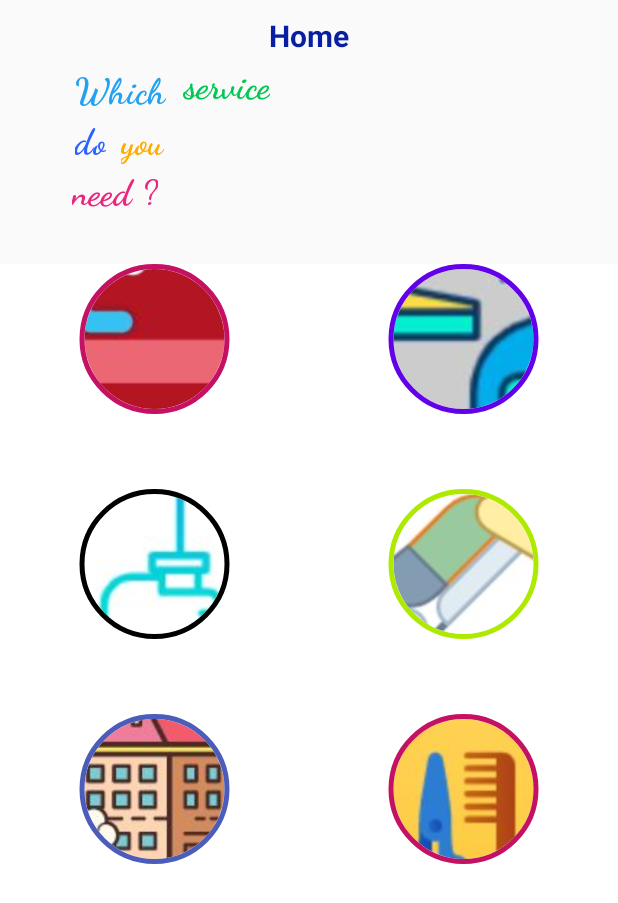
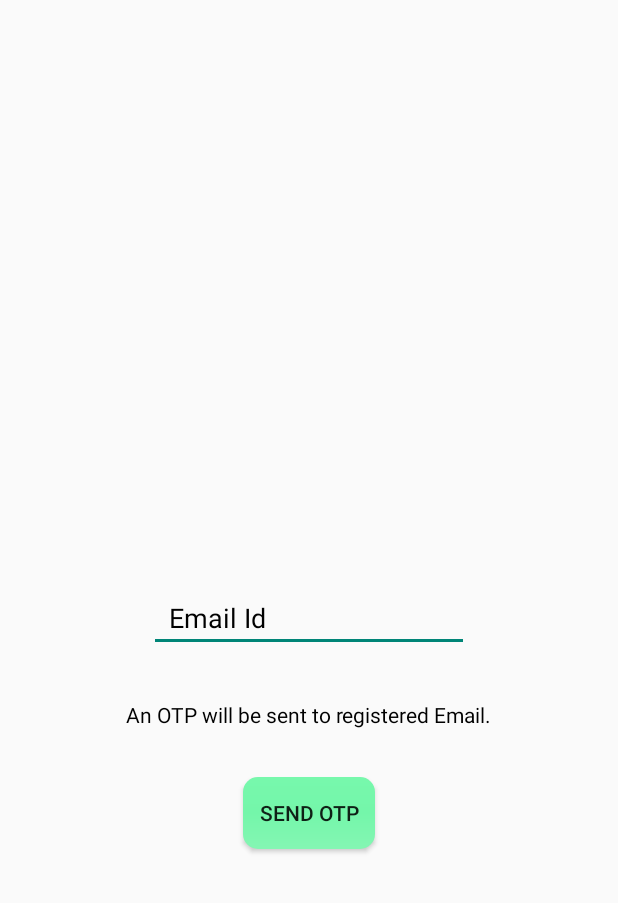
Before and after one commit to KuldeepSahu009/Hapini-v.1.0.2---Android-Project, an Android app: the screen it shows after launch (MainActivity2 before the commit, forgetpassword after it), after a tap on "LOG IN", on a phone screen of 412 x 824 dp. Shown: the top 903 px of the screen. Run offline under Robolectric (Android 15) with nearby library versions, the phone set to English and light mode, and no system bars.

Commit message:
suyash shukla 11/07/2021 17:29 1.added forgot password,otp confirm, new password activity. 2.account page layout added

```diff
--- a/app/src/main/java/com/crm/pvt/hapinicrm/MainActivity.java
+++ b/app/src/main/java/com/crm/pvt/hapinicrm/MainActivity.java
@@ -21,8 +21,10 @@ sgnpg=findViewById(R.id.btnSignUp);
 lgnpg.setOnClickListener(new View.OnClickListener() {
     @Override
     public void onClick(View v) {
-Intent intent=new Intent(MainActivity.this, MainActivity2.class);
+Intent intent=new Intent(MainActivity.this, forgetpassword.class);
+//forgetpassword class is referred for example, edit it..
 startActivity(intent);
+//add the activity after login
         Toast.makeText(getApplicationContext(),"Login Successful",Toast.LENGTH_LONG).show();
     }
 });
--- /dev/null
+++ b/app/src/main/java/com/crm/pvt/hapinicrm/forgetpassword.java
@@ -0,0 +1,28 @@
+package com.crm.pvt.hapinicrm;
+
+import androidx.appcompat.app.AppCompatActivity;
+
+import android.content.Intent;
+import android.os.Bundle;
+import android.view.View;
+import android.widget.Button;
+
+public class forgetpassword extends AppCompatActivity {
+Button  otppusher;
+    @Override
+    protected void onCreate(Bundle savedInstanceState) {
+        super.onCreate(savedInstanceState);
+        setContentView(R.layout.activity_forgetpassword);
+        otppusher=findViewById(R.id.otpsendforgetpassword);
+        otppusher.setOnClickListener(new View.OnClickListener(){
+            @Override
+            public void onClick(View v) {
+                //check from database if email registered
+                //if not message no otp send and a message appears no registered email
+                //if yes otp send and next activity opens
+                Intent intent=new Intent(forgetpassword.this,confirmotp.class);
+                startActivity(intent);
+            }
+        });
+    }
+}
--- /dev/null
+++ b/app/src/main/res/layout/activity_forgetpassword.xml
@@ -0,0 +1,44 @@
+<?xml version="1.0" encoding="utf-8"?>
+<androidx.constraintlayout.widget.ConstraintLayout xmlns:android="http://schemas.android.com/apk/res/android"
+    xmlns:app="http://schemas.android.com/apk/res-auto"
+    xmlns:tools="http://schemas.android.com/tools"
+    android:layout_width="match_parent"
+    android:layout_height="match_parent"
+    tools:context=".forgetpassword">
+
+    <EditText
+        android:id="@+id/forgetpasswordrecover"
+        android:layout_width="wrap_content"
+        android:layout_height="wrap_content"
+        android:ems="10"
+        android:hint="  Email Id"
+        android:inputType="textEmailAddress"
+        android:textColor="#000000"
+        android:textColorHint="#000000"
+        app:layout_constraintBottom_toBottomOf="parent"
+        app:layout_constraintEnd_toEndOf="parent"
+        app:layout_constraintStart_toStartOf="parent"
+        app:layout_constraintTop_toTopOf="parent" />
+
+    <TextView
+        android:id="@+id/textView8"
+        android:layout_width="wrap_content"
+        android:layout_height="wrap_content"
+        android:layout_marginTop="32dp"
+        android:text="An OTP will be sent to registered Email."
+        android:textColor="#000000"
+        app:layout_constraintEnd_toEndOf="parent"
+        app:layout_constraintStart_toStartOf="parent"
+        app:layout_constraintTop_toBottomOf="@+id/forgetpasswordrecover" />
+
+    <Button
+        android:id="@+id/otpsendforgetpassword"
+        android:layout_width="wrap_content"
+        android:layout_height="wrap_content"
+        android:layout_marginTop="32dp"
+        android:background="@drawable/buttontyype1"
+        android:text="Send otp"
+        app:layout_constraintEnd_toEndOf="parent"
+        app:layout_constraintStart_toStartOf="parent"
+        app:layout_constraintTop_toBottomOf="@+id/textView8" />
+</androidx.constraintlayout.widget.ConstraintLayout>
```
Also changed, not shown: app/src/main/AndroidManifest.xml (+11 -3 lines), app/src/main/java/com/crm/pvt/hapinicrm/confirmotp.java (added, +32 -0 lines), app/src/main/java/com/crm/pvt/hapinicrm/newpassword.java (added, +29 -0 lines), app/src/main/res/layout/activity_confirmotp.xml (added, +52 -0 lines), app/src/main/res/layout/activity_newpassword.xml (added, +34 -0 lines).
